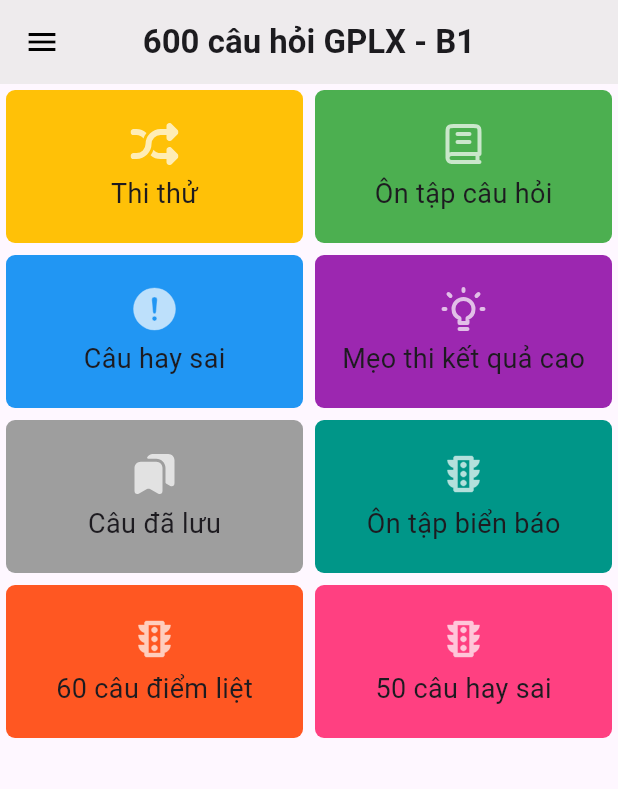
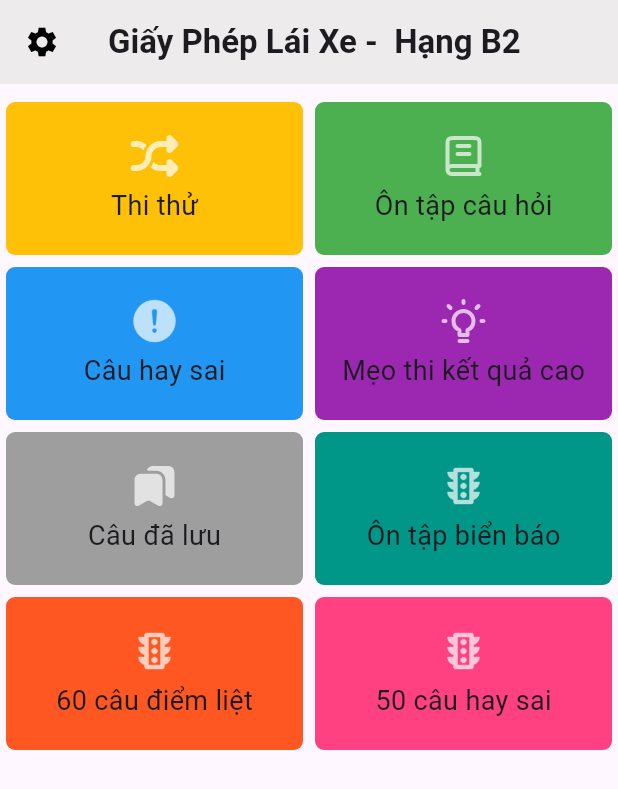
Before and after one commit to truongphat411/gplx_600_cau, a Flutter app: the screen it shows after launch, on a phone screen of 412 x 824 dp. Shown: the top 789 px of the screen. Run offline on Flutter 3.47's test engine with Material 3 defaults, Android fonts, the phone set to English and light mode, and no system bars; our stand-ins replace dartz, equatable, flutter_bloc, flutter_easyloading, flutter_svg, freezed_annotation and 7 more; accounts and stored records are empty; network calls fail.

```diff
--- a/lib/features/app/app.dart
+++ b/lib/features/app/app.dart
@@ -30,10 +30,8 @@ class App extends StatelessWidget {
         GlobalWidgetsLocalizations.delegate,
         GlobalCupertinoLocalizations.delegate,
       ],
-      //supportedLocales: L10n.supportedLocales,
       title: _title,
       theme: lightTheme,
-      // darkTheme: AppThemes.internal().dartTheme,
     );
   }
 }
--- a/lib/features/data/data_sources/local/shared_preferences_storage.dart
+++ b/lib/features/data/data_sources/local/shared_preferences_storage.dart
@@ -31,6 +31,6 @@ class SharedPreferencesStorage {
     return sharedPreferences.getString(
           'license_selected',
         ) ??
-        '';
+        'B2';
   }
 }
--- /dev/null
+++ b/lib/features/data/models/znumberquestionpertype/znumberquestionpertype.dart
@@ -0,0 +1,18 @@
+import 'package:freezed_annotation/freezed_annotation.dart';
+
+part 'znumberquestionpertype.freezed.dart';
+part 'znumberquestionpertype.g.dart';
+
+@freezed
+class ZNumberQuestionPerType with _$ZNumberQuestionPerType {
+  const factory ZNumberQuestionPerType({
+    String? ZTYPE_NAME,
+    String? ZDESC,
+    int? TOTALQUESTIONS,
+  }) = _ZNumberQuestionPerType;
+
+  const ZNumberQuestionPerType._();
+
+  factory ZNumberQuestionPerType.fromJson(Map<String, Object?> json) =>
+      _$ZNumberQuestionPerTypeFromJson(json);
+}
--- /dev/null
+++ b/lib/features/presentation/ui/home/blocs/home_bloc.dart
@@ -0,0 +1,30 @@
+import 'package:flutter_bloc/flutter_bloc.dart';
+import 'package:freezed_annotation/freezed_annotation.dart';
+import 'package:gplx_600_cau/features/data/models/znumberquestionpertype/znumberquestionpertype.dart';
+import 'package:gplx_600_cau/features/domain/use_cases/znumberquestionpertype_use_case/znumberquestionpertype_use_case.dart';
+import 'package:injectable/injectable.dart';
+
+part 'home_bloc.freezed.dart';
+part 'home_event.dart';
+part 'home_state.dart';
+
+@injectable
+class HomeBloc extends Bloc<HomeEvent, HomeState> {
+  ZNumberQuestionPerTypeUseCase zNumberQuestionPerTypeUseCase;
+  HomeBloc(this.zNumberQuestionPerTypeUseCase)
+      : super(const HomeState.initial()) {
+    on<HomeEventGetQuestionStatistics>(_getQuestionStatistics);
+  }
+
+  Future<void> _getQuestionStatistics(
+    HomeEventGetQuestionStatistics event,
+    Emitter<HomeState> emit,
+  ) async {
+    emit(const HomeState.loading());
+    final result = await zNumberQuestionPerTypeUseCase.getQuestionStatistics();
+    result.fold(
+      (l) => null,
+      (r) => emit(HomeState.data(questionPerType: r)),
+    );
+  }
+}
--- /dev/null
+++ b/lib/features/presentation/ui/home/blocs/home_event.dart
@@ -0,0 +1,7 @@
+part of 'home_bloc.dart';
+
+@freezed
+class HomeEvent with _$HomeEvent {
+  const factory HomeEvent.getQuestionStatistics() =
+      HomeEventGetQuestionStatistics;
+}
--- /dev/null
+++ b/lib/features/presentation/ui/home/blocs/home_state.dart
@@ -0,0 +1,12 @@
+part of 'home_bloc.dart';
+
+@freezed
+class HomeState with _$HomeState {
+  const factory HomeState.initial() = HomeStateInItal;
+  const factory HomeState.loading() = HomeStateLoading;
+  const factory HomeState.data({
+    required List<ZNumberQuestionPerType> questionPerType,
+  }) = HomeStateData;
+  const factory HomeState.failure({required Exception error}) =
+      HomeStateFailure;
+}
--- a/lib/features/presentation/ui/home/home_screen.dart
+++ b/lib/features/presentation/ui/home/home_screen.dart
@@ -1,13 +1,18 @@
 import 'package:collection/collection.dart';
 import 'package:flutter/material.dart';
+import 'package:flutter_bloc/flutter_bloc.dart';
 import 'package:flutter_svg/svg.dart';
 import 'package:go_router/go_router.dart';
 import 'package:google_mobile_ads/google_mobile_ads.dart';
 import 'package:gplx_600_cau/core/extension/theme_data_extension.dart';
 import 'package:gplx_600_cau/core/gen/assets.gen.dart';
+import 'package:gplx_600_cau/core/routes/router.dart';
+import 'package:gplx_600_cau/features/data/data_sources/local/shared_preferences_storage.dart';
 import 'package:gplx_600_cau/features/presentation/components/banner_ads_widget.dart';
 import 'package:gplx_600_cau/features/presentation/components/common_app_bar.dart';
+import 'package:gplx_600_cau/features/presentation/ui/home/blocs/home_bloc.dart';
 import 'package:gplx_600_cau/features/presentation/ui/home/models/item_home.dart';
+import 'package:gplx_600_cau/features/presentation/ui/home/widgets/question_type_list.dart';
 
 part 'widgets/home_menu_items.dart';
 part 'widgets/home_menu_item_tile.dart';
@@ -20,6 +25,24 @@ class HomeScreen extends StatefulWidget {
 }
 
 class _HomeScreenState extends State<HomeScreen> {
+  String title = '600 câu hỏi GPLX';
+
+  @override
+  void initState() {
+    super.initState();
+    final licenseName = SharedPreferencesStorage.getLicenseSelected();
+    _setTitle(licenseName);
+    context.read<HomeBloc>().add(
+          const HomeEvent.getQuestionStatistics(),
+        );
+  }
+
+  void _setTitle(String licenseName) {
+    setState(() {
+      title = 'Giấy Phép Lái Xe -  Hạng $licenseName';
+    });
+  }
+
   @override
   Widget build(BuildContext context) {
     final appColors = Theme.of(context).appColors;
@@ -78,15 +101,19 @@ class _HomeScreenState extends State<HomeScreen> {
         leading: Builder(
           builder: (context) {
             return IconButton(
-              icon: const Icon(Icons.menu),
+              icon: const Icon(Icons.settings),
               onPressed: () {
-                Scaffold.of(context).openDrawer();
+                LicenseRoute().push(context).then((value) {
+                  if (value is String) {
+                    _setTitle(value);
+                  }
+                });
               },
             );
           },
         ),
         title: Text(
-          '600 câu hỏi GPLX - B1',
+          title,
           style: TextStyle(
             color: appColors.textPrimary,
             fontWeight: FontWeight.w700,
@@ -94,35 +121,28 @@ class _HomeScreenState extends State<HomeScreen> {
         ),
         elevation: 1,
       ),
-      drawer: Drawer(
-        child: ListView(
-          padding: EdgeInsets.zero,
-          children: <Widget>[
-            const DrawerHeader(
-              decoration: BoxDecoration(
-                color: Colors.amber,
+      body: SingleChildScrollView(
+        child: Padding(
+          padding: const EdgeInsets.only(top: 8),
+          child: Column(
+            children: [
+              _HomeMenuItems(
+                list: mockDataHomeMenuItems.slices(2).toList(),
               ),
-              child: Text(
-                'Menu',
-                style: TextStyle(
-                  color: Colors.white,
-                  fontSize: 24,
-                ),
-              ),
-            ),
-            ListTile(
-              leading: const Icon(Icons.home),
-              title: const Text('Home'),
-              onTap: () {
-                Navigator.pop(context); // Close the drawer
-              },
-            ),
-            // Add more drawer items here
-          ],
+              BlocBuilder<HomeBloc, HomeState>(
+                builder: (context, state) {
+                  return state.maybeWhen(
+                    orElse: () => Container(),
+                    loading: () => Container(),
+                    data: (questionPerType) => QuestionTypeList(
+                      questionPerType: questionPerType,
+                    ),
+                  );
+                },
+              )
+            ],
+          ),
         ),
-      ),
-      body: _HomeMenuItems(
-        list: mockDataHomeMenuItems.slices(2).toList(),
       ),
       bottomNavigationBar: const BannerAdsWidget(
         adSize: AdSize(
--- a/lib/features/presentation/ui/license/blocs/license/license_event.dart
+++ b/lib/features/presentation/ui/license/blocs/license/license_event.dart
@@ -2,7 +2,6 @@ part of 'license_bloc.dart';
 
 @freezed
 class LicenseEvent with _$LicenseEvent {
-  const factory LicenseEvent.getAllLicenses() = LicenseEventGetAllLicense;
-  const factory LicenseEvent.selectedZLicense(int? Z_PK) =
-      LicenseEventSelectedLincense;
+  const factory LicenseEvent.getAllLicenses(String Z_NAME) =
+      LicenseEventGetAllLicense;
 }
--- a/lib/main.dart
+++ b/lib/main.dart
@@ -12,12 +12,14 @@ Future<void> main() async {
     WidgetsFlutterBinding.ensureInitialized();
     unawaited(MobileAds.instance.initialize());
     configureDependencies();
-    SharedPreferencesStorage.init();
+    await SharedPreferencesStorage.init();
     runApp(
       const App(),
     );
     configLoading();
-  }, (error, stack) {});
+  }, (error, stack) {
+    debugPrint('error: $error - stack: $stack');
+  });
 }
 
 void configLoading() {
```
Also changed, not shown: lib/core/routes/router.dart (+10 -2 lines), lib/features/data/data_sources/local/zlicense_data_source/zlicense_data_source.dart (+17 -5 lines), lib/features/data/data_sources/local/znumberquestionpertype_data_source/znumberquestionpertype_data_source.dart (added, +58 -0 lines), lib/features/data/data_sources/local/zquestion_data_source/zquestion_data_source.dart (+62 -24 lines), lib/features/data/repositories/znumberquestionpertype_repository_impl.dart (added, +28 -0 lines), lib/features/domain/repositories/znumberquestionpertype_repository/znumberquestionpertype_repository.dart (added, +8 -0 lines), lib/features/domain/use_cases/znumberquestionpertype_use_case/znumberquestionpertype_use_case.dart (added, +25 -0 lines), lib/features/presentation/ui/home/widgets/question_type_list.dart (added, +87 -0 lines), lib/features/presentation/ui/license/blocs/license/license_bloc.dart (+2 -12 lines), lib/features/presentation/ui/license/license_screen.dart (+30 -23 lines), lib/features/presentation/ui/license/widgets/license_tile.dart (+24 -13 lines), lib/di.config.dart, lib/features/data/models/znumberquestionpertype/znumberquestionpertype.freezed.dart (added), lib/features/data/models/znumberquestionpertype/znumberquestionpertype.g.dart (added), 2 more files.
